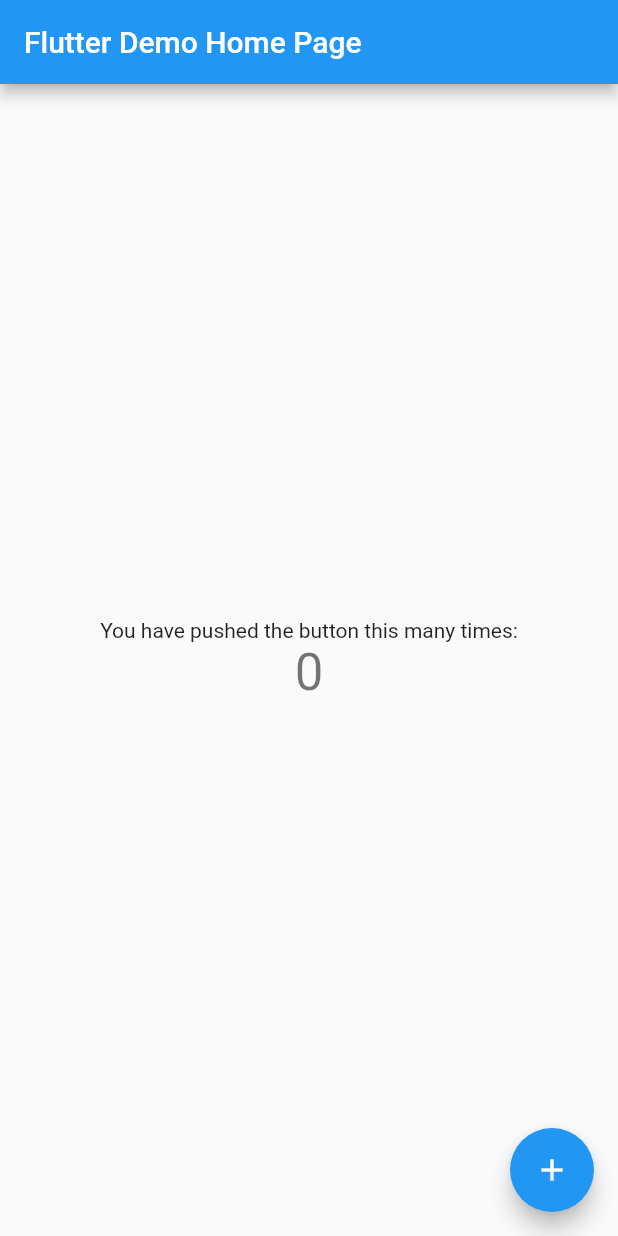
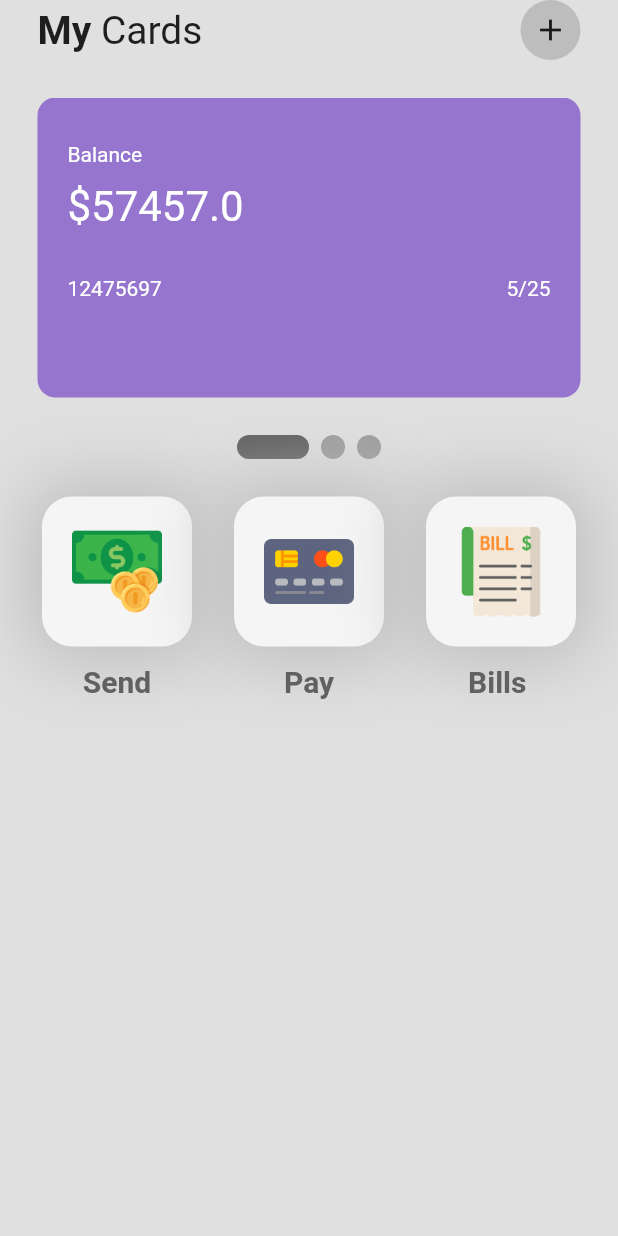
Before and after one commit to rshvraj/wallet_ui, a Flutter app: the screen it shows after launch, on a phone screen of 412 x 824 dp. Run offline on Flutter 3.47's test engine with Material 2 defaults, Android fonts, the phone set to English and light mode, and no system bars; drawn by our look-alikes of smooth_page_indicator.

Commit message:
second commit

```diff
--- a/lib/main.dart
+++ b/lib/main.dart
@@ -1,4 +1,5 @@
 import 'package:flutter/material.dart';
+import 'package:wallet_ui/pages/home_page.dart';
 
 void main() {
   runApp(const MyApp());
@@ -7,109 +8,11 @@ void main() {
 class MyApp extends StatelessWidget {
   const MyApp({Key? key}) : super(key: key);
 
-  // This widget is the root of your application.
   @override
   Widget build(BuildContext context) {
     return MaterialApp(
-      title: 'Flutter Demo',
-      theme: ThemeData(
-        // This is the theme of your application.
-        //
-        // Try running your application with "flutter run". You'll see the
-        // application has a blue toolbar. Then, without quitting the app, try
-        // changing the primarySwatch below to Colors.green and then invoke
-        // "hot reload" (press "r" in the console where you ran "flutter run",
-        // or simply save your changes to "hot reload" in a Flutter IDE).
-        // Notice that the counter didn't reset back to zero; the application
-        // is not restarted.
-        primarySwatch: Colors.blue,
-      ),
-      home: const MyHomePage(title: 'Flutter Demo Home Page'),
+      debugShowCheckedModeBanner: false,
+      home: HomePage(),
     );
   }
 }
-
-class MyHomePage extends StatefulWidget {
-  const MyHomePage({Key? key, required this.title}) : super(key: key);
-
-  // This widget is the home page of your application. It is stateful, meaning
-  // that it has a State object (defined below) that contains fields that affect
-  // how it looks.
-
-  // This class is the configuration for the state. It holds the values (in this
-  // case the title) provided by the parent (in this case the App widget) and
-  // used by the build method of the State. Fields in a Widget subclass are
-  // always marked "final".
-
-  final String title;
-
-  @override
-  State<MyHomePage> createState() => _MyHomePageState();
-}
-
-class _MyHomePageState extends State<MyHomePage> {
-  int _counter = 0;
-
-  void _incrementCounter() {
-    setState(() {
-      // This call to setState tells the Flutter framework that something has
-      // changed in this State, which causes it to rerun the build method below
-      // so that the display can reflect the updated values. If we changed
-      // _counter without calling setState(), then the build method would not be
-      // called again, and so nothing would appear to happen.
-      _counter++;
-    });
-  }
-
-  @override
-  Widget build(BuildContext context) {
-    // This method is rerun every time setState is called, for instance as done
-    // by the _incrementCounter method above.
-    //
-    // The Flutter framework has been optimized to make rerunning build methods
-    // fast, so that you can just rebuild anything that needs updating rather
-    // than having to individually change instances of widgets.
-    return Scaffold(
-      appBar: AppBar(
-        // Here we take the value from the MyHomePage object that was created by
-        // the App.build method, and use it to set our appbar title.
-        title: Text(widget.title),
-      ),
-      body: Center(
-        // Center is a layout widget. It takes a single child and positions it
-        // in the middle of the parent.
-        child: Column(
-          // Column is also a layout widget. It takes a list of children and
-          // arranges them vertically. By default, it sizes itself to fit its
-          // children horizontally, and tries to be as tall as its parent.
-          //
-          // Invoke "debug painting" (press "p" in the console, choose the
-          // "Toggle Debug Paint" action from the Flutter Inspector in Android
-          // Studio, or the "Toggle Debug Paint" command in Visual Studio Code)
-          // to see the wireframe for each widget.
-          //
-          // Column has various properties to control how it sizes itself and
-          // how it positions its children. Here we use mainAxisAlignment to
-          // center the children vertically; the main axis here is the vertical
-          // axis because Columns are vertical (the cross axis would be
-          // horizontal).
-          mainAxisAlignment: MainAxisAlignment.center,
-          children: <Widget>[
-            const Text(
-              'You have pushed the button this many times:',
-            ),
-            Text(
-              '$_counter',
-              style: Theme.of(context).textTheme.headline4,
-            ),
-          ],
-        ),
-      ),
-      floatingActionButton: FloatingActionButton(
-        onPressed: _incrementCounter,
-        tooltip: 'Increment',
-        child: const Icon(Icons.add),
-      ), // This trailing comma makes auto-formatting nicer for build methods.
-    );
-  }
-}
--- /dev/null
+++ b/lib/pages/home_page.dart
@@ -0,0 +1,133 @@
+import 'package:flutter/material.dart';
+import 'package:smooth_page_indicator/smooth_page_indicator.dart';
+import 'package:wallet_ui/utli/my_buttons.dart';
+import 'package:wallet_ui/utli/my_card.dart';
+
+class HomePage extends StatefulWidget {
+  const HomePage({Key? key}) : super(key: key);
+
+  @override
+  State<HomePage> createState() => _HomePageState();
+}
+
+class _HomePageState extends State<HomePage> {
+//page controller
+  final _controller = PageController();
+
+  @override
+  Widget build(BuildContext context) {
+    return Scaffold(
+      backgroundColor: Colors.grey[300],
+      body: SafeArea(
+        child: Column(
+          children: [
+            //appbar
+
+            Padding(
+              padding: const EdgeInsets.symmetric(horizontal: 25.0),
+              child: Row(
+                mainAxisAlignment: MainAxisAlignment.spaceBetween,
+                children: [
+                  Row(
+                    children: [
+                      Text(
+                        'My',
+                        style: TextStyle(
+                          fontSize: 26,
+                          fontWeight: FontWeight.bold,
+                        ),
+                      ),
+                      Text(
+                        ' Cards',
+                        style: TextStyle(fontSize: 26),
+                      ),
+                    ],
+                  ),
+                  //plus button
+                  Container(
+                    padding: EdgeInsets.all(8),
+                    decoration: BoxDecoration(
+                      color: Colors.grey[400],
+                      shape: BoxShape.circle,
+                    ),
+                    child: Icon(Icons.add),
+                  ),
+                ],
+              ),
+            ),
+
+            SizedBox(
+              height: 25,
+            ),
+            //cards
+            Container(
+              height: 200,
+              child: PageView(
+                scrollDirection: Axis.horizontal,
+                controller: _controller,
+                children: [
+                  MyCard(
+                    balance: 57457.00,
+                    cardNumber: 12475697,
+                    expiryMonth: 05,
+                    expiryYear: 25,
+                    color: Colors.deepPurple[300],
+                  ),
+                  MyCard(
+                    balance: 57457.00,
+                    cardNumber: 12345678,
+                    expiryMonth: 03,
+                    expiryYear: 24,
+                    color: Colors.blue[300],
+                  ),
+                  MyCard(
+                    balance: 74447.10,
+                    cardNumber: 87456123,
+                    expiryMonth: 09,
+                    expiryYear: 28,
+                    color: Colors.green[300],
+                  ),
+                ],
+              ),
+            ),
+            SizedBox(
+              height: 25,
+            ),
+            SmoothPageIndicator(
+              controller: _controller,
+              count: 3,
+              effect: ExpandingDotsEffect(
+                activeDotColor: Colors.grey.shade700,
+              ),
+            ),
+            SizedBox(
+              height: 25,
+            ),
+            //3 button -> send + pay + bills
+            Row(
+              mainAxisAlignment: MainAxisAlignment.spaceEvenly,
+              children: [
+                //send button
+                MyButtons(
+                  iconImagePath: 'lib/icons/money.png',
+                  buttonText: 'Send',
+                ),
+                //pay button
+                MyButtons(
+                  iconImagePath: 'lib/icons/credit-card.png',
+                  buttonText: 'Pay',
+                ),
+                //bills button
+                MyButtons(
+                  iconImagePath: 'lib/icons/bill.png',
+                  buttonText: 'Bills ',
+                ),
+              ],
+            ),
+            // column -> stats + transaction
+          ],
+        ),
+      ),
+    );
+  }
+}
--- /dev/null
+++ b/lib/utli/my_buttons.dart
@@ -0,0 +1,49 @@
+import 'package:flutter/material.dart';
+
+class MyButtons extends StatelessWidget {
+  final String iconImagePath;
+  final String buttonText;
+  const MyButtons({
+    Key? key,
+    required this.iconImagePath,
+    required this.buttonText,
+  }) : super(key: key);
+
+  @override
+  Widget build(BuildContext context) {
+    return Column(
+      children: [
+        // icon
+        Container(
+          height: 100,
+          padding: EdgeInsets.all(20),
+          decoration: BoxDecoration(
+              color: Colors.grey[100],
+              borderRadius: BorderRadius.circular(20),
+              boxShadow: [
+                BoxShadow(
+                  color: Colors.grey.shade400,
+                  blurRadius: 40,
+                  spreadRadius: 10,
+                ),
+              ]),
+          child: Center(
+            child: Image.asset(iconImagePath),
+          ),
+        ),
+        SizedBox(
+          height: 12,
+        ),
+        //text
+        Text(
+          buttonText,
+          style: TextStyle(
+            fontSize: 20,
+            fontWeight: FontWeight.bold,
+            color: Colors.grey[700],
+          ),
+        ),
+      ],
+    );
+  }
+}
--- /dev/null
+++ b/lib/utli/my_card.dart
@@ -0,0 +1,75 @@
+import 'package:flutter/material.dart';
+
+class MyCard extends StatelessWidget {
+  final double balance;
+  final int cardNumber;
+  final int expiryMonth;
+  final int expiryYear;
+  final color;
+
+  const MyCard({
+    Key? key,
+    required this.balance,
+    required this.cardNumber,
+    required this.expiryMonth,
+    required this.expiryYear,
+    this.color,
+  }) : super(key: key);
+
+  @override
+  Widget build(BuildContext context) {
+    return Padding(
+      padding: const EdgeInsets.symmetric(horizontal: 25),
+      child: Container(
+        width: 300,
+        padding: EdgeInsets.all(20),
+        decoration: BoxDecoration(
+          color: color,
+          borderRadius: BorderRadius.circular(12),
+        ),
+        child: Column(
+          crossAxisAlignment: CrossAxisAlignment.start,
+          children: [
+            SizedBox(
+              height: 10,
+            ),
+            Text(
+              'Balance',
+              style: TextStyle(
+                color: Colors.white,
+              ),
+            ),
+            SizedBox(
+              height: 10,
+            ),
+            Text('\$' + balance.toString(),
+                style: TextStyle(
+                  color: Colors.white,
+                  fontSize: 28,
+                )),
+            SizedBox(
+              height: 30,
+            ),
+            Row(
+              mainAxisAlignment: MainAxisAlignment.spaceBetween,
+              children: [
+                Text(
+                  cardNumber.toString(),
+                  style: TextStyle(
+                    color: Colors.white,
+                  ),
+                ),
+                Text(
+                  expiryMonth.toString() + '/' + expiryYear.toString(),
+                  style: TextStyle(
+                    color: Colors.white,
+                  ),
+                ),
+              ],
+            )
+          ],
+        ),
+      ),
+    );
+  }
+}
```
Also changed, not shown: pubspec.yaml (+6 -13 lines), lib/icons/analysis.png (added), lib/icons/bill.png (added), lib/icons/credit-card.png (added), lib/icons/money.png (added), lib/icons/transaction.png (added), pubspec.lock.
